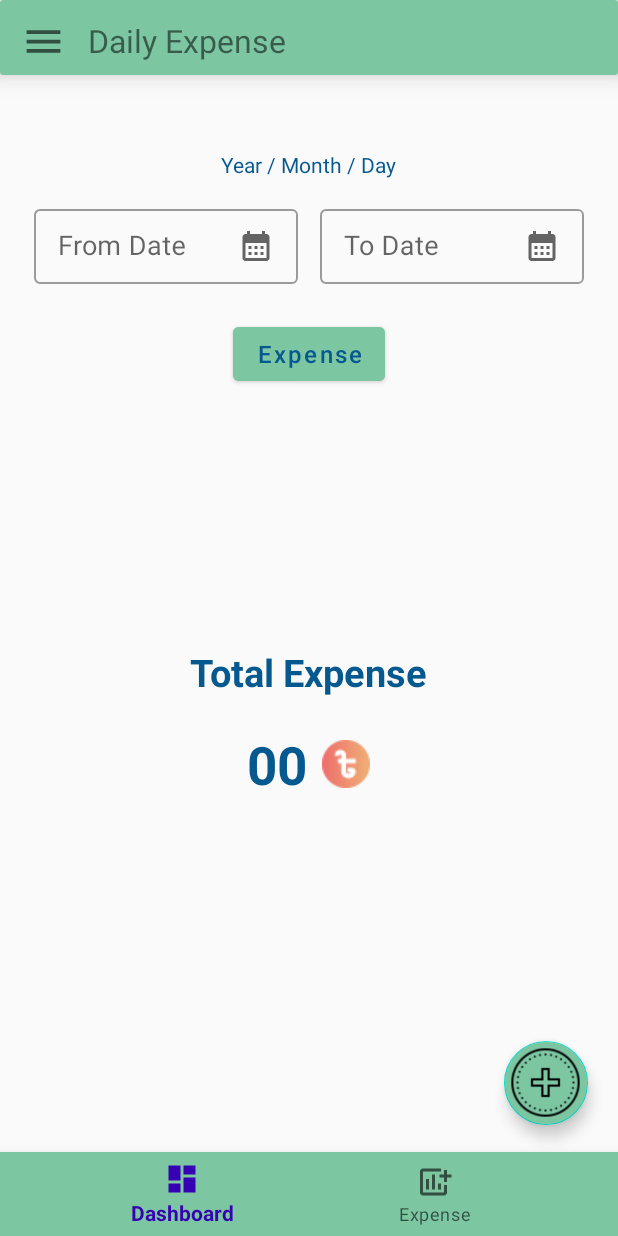
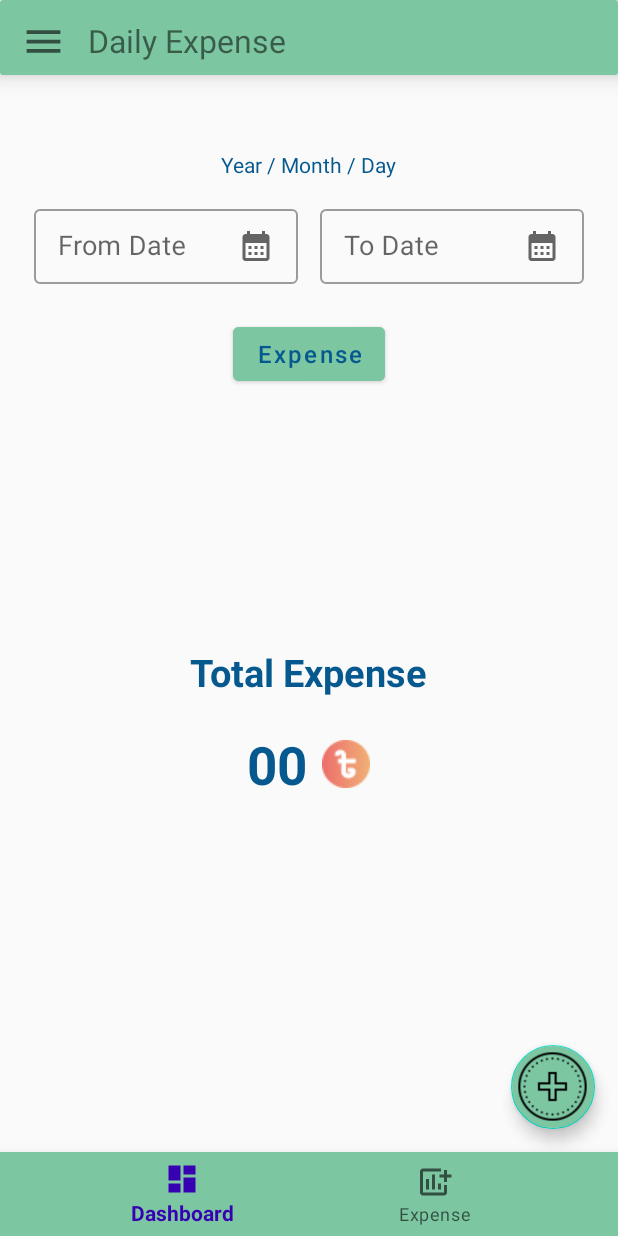
Before and after one commit to daudhrimon/Daily-Expense, an Android app: the MainActivity screen opened directly, with no data from a screen before it, on a phone screen of 412 x 824 dp. Run offline under Robolectric (Android 15) with nearby library versions, the phone set to English and light mode, and no system bars; our stand-ins replace Firebase (no records; nobody signed in at launch, a user with empty details on screens opened directly).

Commit message:
Final Commit and Push

```diff
--- a/app/src/main/java/com/daud/dailyexpensefire/ExpenseAdapter.java
+++ b/app/src/main/java/com/daud/dailyexpensefire/ExpenseAdapter.java
@@ -60,6 +60,10 @@
 
         holder.expandBtn.setOnClickListener(view -> {
             expandBtnOnClick(holder,position);
+        });
+
+        holder.itemView.setOnClickListener(view -> {
+            popUpMenuOnClick(holder,position);
         });
     }
 
--- a/app/src/main/res/layout/activity_main.xml
+++ b/app/src/main/res/layout/activity_main.xml
@@ -74,10 +74,9 @@
             android:id="@+id/addEx"
             android:layout_width="wrap_content"
             android:layout_height="wrap_content"
+            android:layout_above="@id/navBtm"
             android:layout_alignParentEnd="true"
-            android:layout_alignParentBottom="true"
-            android:layout_marginEnd="20dp"
-            android:layout_marginBottom="74dp"
+            android:layout_margin="15dp"
             android:backgroundTint="@color/btnBg"
             android:onClick="addExOnClick"
             android:src="@drawable/add"
--- a/app/src/main/res/layout/expense_vholder.xml
+++ b/app/src/main/res/layout/expense_vholder.xml
@@ -75,7 +75,8 @@
                     android:textAlignment="center"
                     android:hint="0000"
                     android:textColor="@color/txtClr"
-                    android:textSize="20dp"
+                    android:textSize="21dp"
+                    android:paddingStart="5dp"
                     android:textStyle="bold" />
 
                 <ImageButton
@@ -83,7 +84,7 @@
                     style="@style/Widget.AppCompat.Button.Borderless"
                     android:layout_width="30dp"
                     android:layout_height="48dp"
-                    android:layout_margin="5dp"
+                    android:layout_marginEnd="5dp"
                     android:src="@drawable/ic_baseline_more_vert_24"
                     tools:ignore="TouchTargetSizeCheck,SpeakableTextPresentCheck" />
 
```
